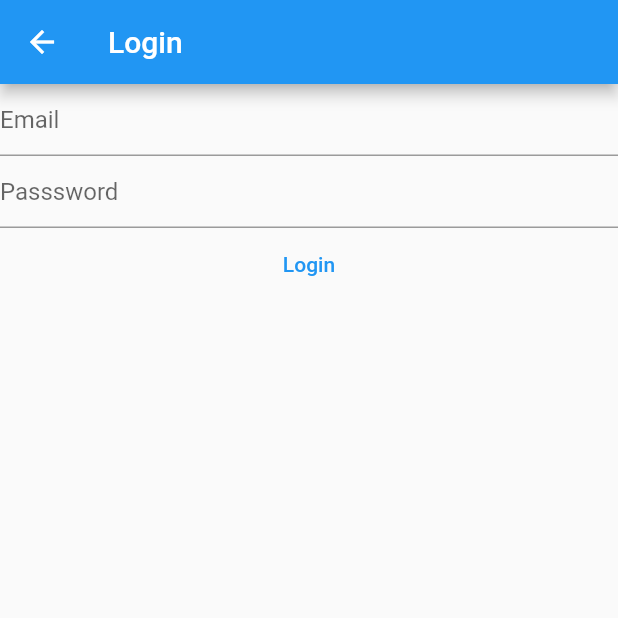
After one commit to vaibhav0704/firebase-flutter, a Flutter app: the LoginView screen opened directly, after a tap on "Login", on a phone screen of 412 x 824 dp, the top half of it. The commit adds this screen. Run offline on Flutter 3.47's test engine with Material 2 defaults, Android fonts, the phone set to English and light mode, and no system bars; our stand-ins replace firebase_auth, firebase_core; accounts and stored records are empty; network calls fail.

Commit message:
separated the login and sigup page and added firebase current user function

```diff
--- /dev/null
+++ b/lib/views/login_view.dart
@@ -0,0 +1,87 @@
+import 'package:firebase_auth/firebase_auth.dart';
+import 'package:firebase_core/firebase_core.dart';
+import 'package:firebaseapp/firebase_options.dart';
+import 'package:flutter/material.dart';
+
+class LoginView extends StatefulWidget {
+  const LoginView({Key? key}) : super(key: key);
+
+  @override
+  State<LoginView> createState() => _LoginViewState();
+}
+
+class _LoginViewState extends State<LoginView> {
+  late final TextEditingController _email;
+  late final TextEditingController _password;
+
+  @override
+  void initState() {
+    _email = TextEditingController();
+    _password = TextEditingController();
+
+    super.initState();
+  }
+
+  @override
+  void dispose() {
+    _email.dispose();
+    _password.dispose();
+    super.dispose();
+  }
+
+  @override
+  Widget build(BuildContext context) {
+    return Scaffold(
+      appBar: AppBar(title: const Text('Login')),
+      body: FutureBuilder(
+        future: Firebase.initializeApp(
+          options: DefaultFirebaseOptions.currentPlatform,
+        ),
+        builder: (context, snapshot) {
+          switch (snapshot.connectionState) {
+            case ConnectionState.done:
+              return Column(
+                children: [
+                  TextField(
+                      controller: _email,
+                      enableSuggestions: false,
+                      autocorrect: false,
+                      keyboardType: TextInputType.emailAddress,
+                      decoration: const InputDecoration(hintText: 'Email')),
+                  TextField(
+                      controller: _password,
+                      obscureText: true,
+                      enableSuggestions: false,
+                      autocorrect: false,
+                      decoration: const InputDecoration(hintText: 'Passsword')),
+                  TextButton(
+                      onPressed: () async {
+                        final email = _email.text;
+                        final password = _password.text;
+                        try {
+                          final userCredential = await FirebaseAuth.instance
+                              .signInWithEmailAndPassword(
+                                  email: email, password: password);
+                          print(userCredential);
+                        } on FirebaseAuthException catch (e) {
+                          if (e.code == 'user-not-found') {
+                            print('User not found');
+                          } else if (e.code == 'wrong-password') {
+                            print('wrong password');
+                          } else {
+                            print(e.code);
+                          }
+                        }
+                        // FirebaseAuth
+                      },
+                      child: const Text('Login')),
+                ],
+              );
+            default:
+              return const Text('Loading...');
+          }
+        },
+      ),
+    );
+  }
+}
```
Also changed, not shown: lib/main.dart (+7 -55 lines), lib/views/register_view.dart (added, +89 -0 lines).
